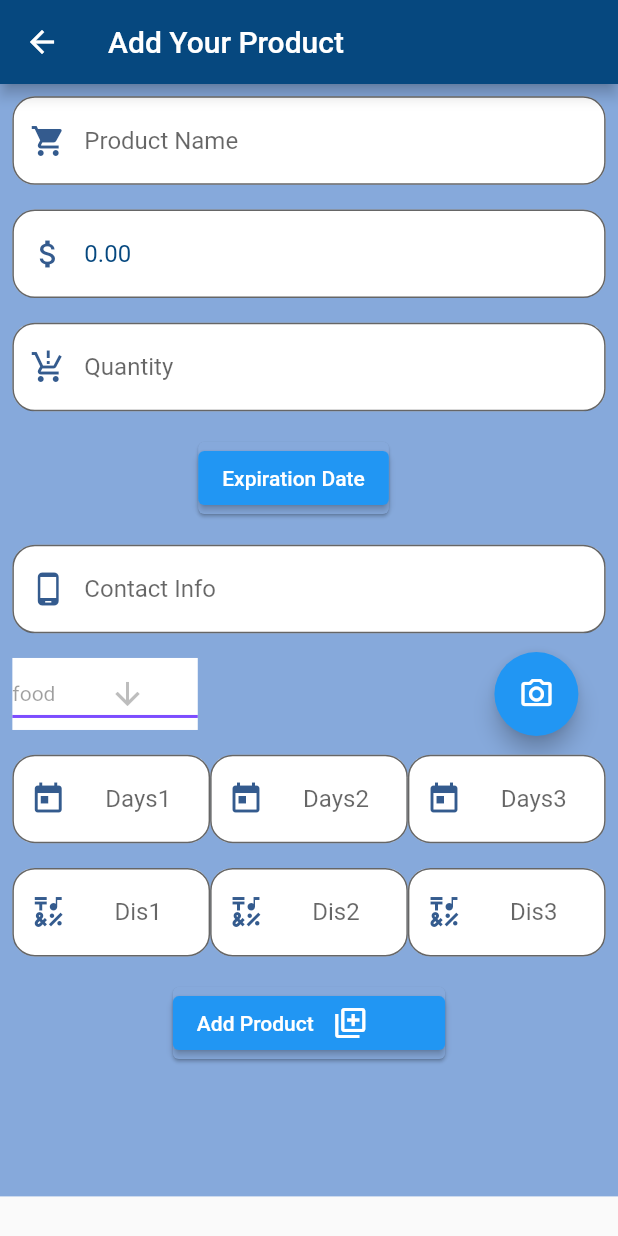
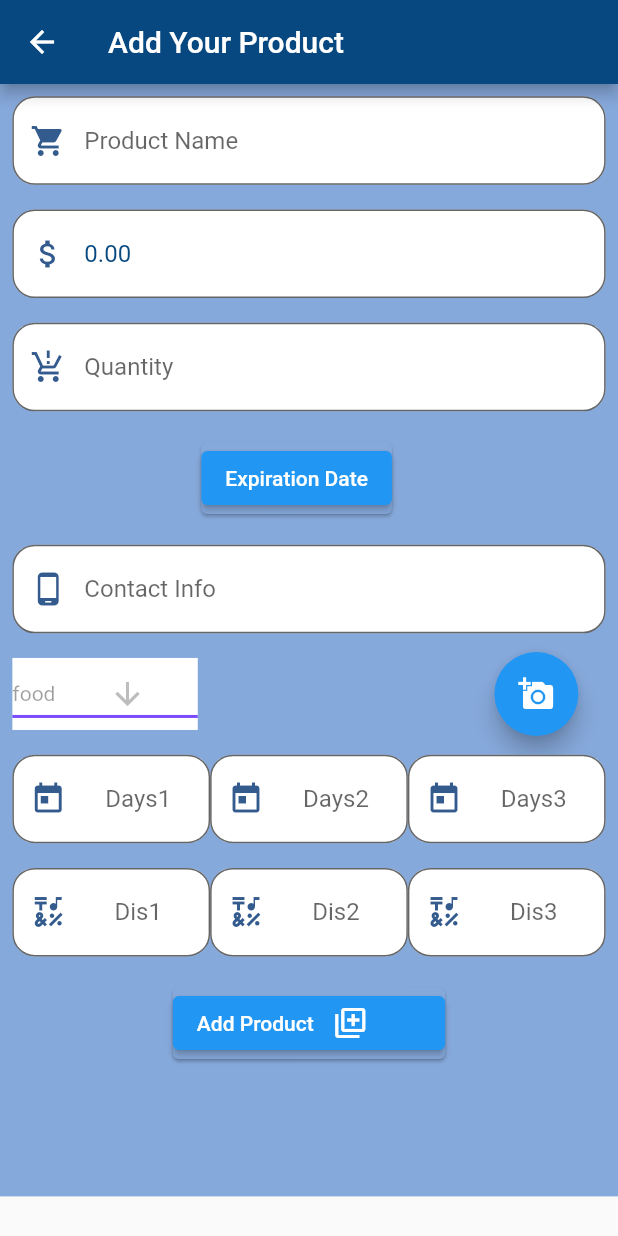
Before and after one commit to WaseemAlBizreh/DeadLine-Deal1, a Flutter app: the AddProductPage screen opened directly, on a phone screen of 412 x 824 dp. Run offline on Flutter 3.47's test engine with Material 2 defaults, Android fonts, the phone set to English and light mode, and no system bars; our stand-ins replace extended_masked_text, image_picker; network calls fail.

Commit message:
AddProductv1.6(img)

```diff
--- a/lib/MyPages/AddProductPage.dart
+++ b/lib/MyPages/AddProductPage.dart
@@ -1,5 +1,6 @@
 import 'package:flutter/material.dart';
 import 'package:flutter/cupertino.dart';
+import 'package:image_picker/image_picker.dart';
 import 'package:intl/intl.dart';
 import 'package:provider/provider.dart';
 import 'package:waseem/Service/AddProductApi.dart';
@@ -125,9 +126,9 @@ class AddProductPage extends StatelessWidget {
                         ), //for product quantity
                         Container(
                           margin: EdgeInsets.fromLTRB(
-                            constraints.maxWidth * 0.05,
+                            constraints.maxWidth * 0.04,
                             constraints.maxHeight * 0.01,
-                            constraints.maxWidth * 0.1,
+                            constraints.maxWidth * 0.08,
                             constraints.maxHeight * 0.01,
                           ),
                           child: Card(
@@ -212,8 +213,12 @@ class AddProductPage extends StatelessWidget {
                           ),
                           new Flexible(
                               child: FloatingActionButton(
-                            child: Icon(Icons.photo_camera_outlined),
-                            onPressed: () {},
+                            child: Icon(Icons.add_a_photo),
+                            onPressed: () {
+                              addP.setImage().then((value) {
+                                print(value.path);
+                              });
+                            },
                           ))
                         ]), //for dropdown category
                         Container(
--- a/lib/Service/AddProductApi.dart
+++ b/lib/Service/AddProductApi.dart
@@ -1,12 +1,20 @@
+import 'dart:io';
+
 import 'package:extended_masked_text/extended_masked_text.dart';
 import 'package:flutter/material.dart';
+import 'package:image_picker/image_picker.dart';
 
 class AddProduct with ChangeNotifier {
 
   AddProductProvider(){
     this._select_cat.text = "food";
   }
+
   DateTime date = DateTime(0);
+
+  XFile? _imageFile;
+  XFile? get imageFile => _imageFile;
+
   TextEditingController _NameController = TextEditingController();
   TextEditingController _CatController = TextEditingController();
   TextEditingController _ContactController = TextEditingController();
@@ -34,6 +42,12 @@ class AddProduct with ChangeNotifier {
     }else{
       return;
     }
+  }
+ // final XFile? image =
+  Future setImage() async {
+    var choosedImage =  await ImagePicker().pickImage(source: ImageSource.gallery);
+    _imageFile = choosedImage;
+    notifyListeners();
   }
 
   TextEditingController get select_cat => _select_cat;
@@ -121,5 +135,10 @@ class AddProduct with ChangeNotifier {
     assert(dadays3 is double);
     notifyListeners();
   }
+  //Api
+  Future ImageUpload() async{
+    String url = "";
+
+  }
 
 }
--- a/lib/Service/ProductApi.dart
+++ b/lib/Service/ProductApi.dart
@@ -1,10 +1,8 @@
 import 'dart:convert';
 import 'dart:io';
-
 import 'package:flutter/material.dart';
 import 'package:http/http.dart' as http;
 import 'package:waseem/Model/ProductModel.dart';
-
 import '../Variables.dart';
 class ProductApiProvider with ChangeNotifier {
 
```
